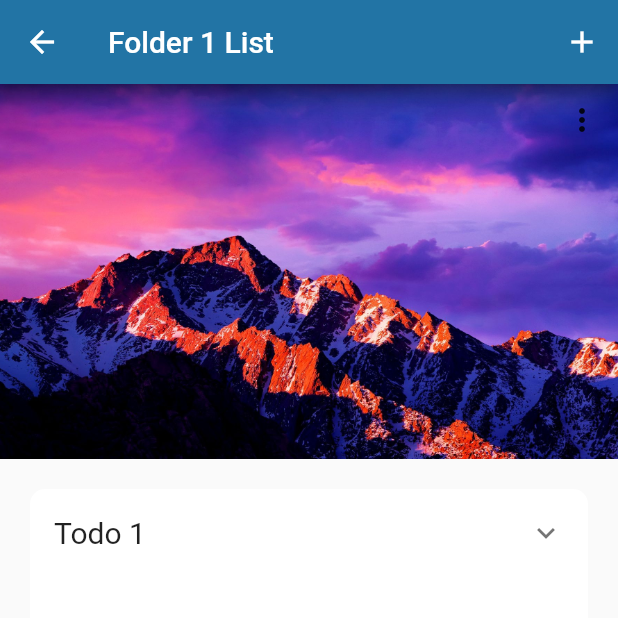
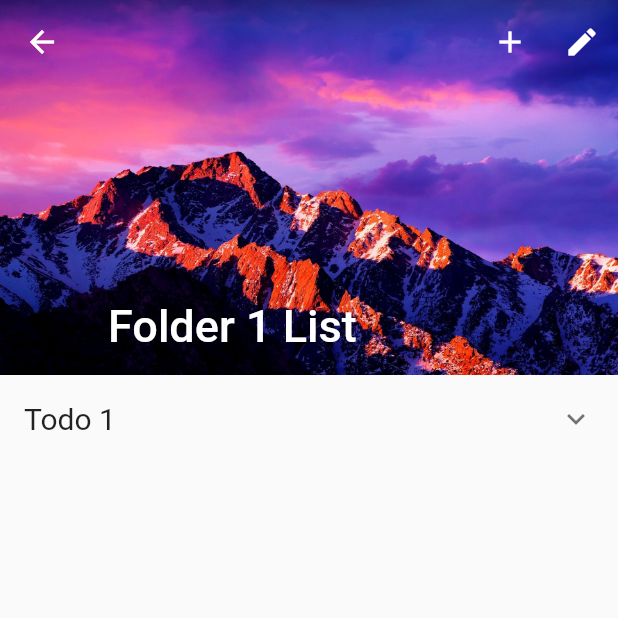
Before and after one commit to Felix-Seip/Flutter-Todo-App, a Flutter app: the screen it shows after launch, after a tap on "Folder 1", on a phone screen of 412 x 824 dp, the top half of it. Run offline on Flutter 3.47's test engine with Material 2 defaults, Android fonts, the phone set to English and light mode, and no system bars.

Commit message:
Changed folder screen to use a collapsible toolbar

```diff
--- a/lib/classes/app_bar_action.dart
+++ b/lib/classes/app_bar_action.dart
@@ -1,8 +1,14 @@
 import 'package:flutter/material.dart';
 
+enum Action {
+  Add,
+  Edit
+}
+
 class AppBarAction {
-  const AppBarAction({this.title, this.icon});
+  const AppBarAction({this.title, this.icon, this.action});
 
   final String title;
   final IconData icon;
+  final Action action;
 }
--- a/lib/screens/folder_screen.dart
+++ b/lib/screens/folder_screen.dart
@@ -1,82 +1,100 @@
 import 'package:flutter/material.dart';
 
-import '../widgets/todo_list.dart';
+import '../widgets/todo_item.dart';
+
+import '../screens/add_todo_item_screen.dart';
 
 import '../classes/app_bar_action.dart';
 import '../classes/folder.dart';
+import '../classes/todo.dart';
 
-class FolderScreen extends StatelessWidget {
+class FolderScreen extends StatefulWidget {
   final Folder _folder;
 
   FolderScreen(this._folder);
 
-  final List<AppBarAction> choices = const <AppBarAction>[
-    const AppBarAction(title: 'Edit', icon: Icons.edit),
-    const AppBarAction(title: 'Delete', icon: Icons.delete),
-  ];
+  @override
+  State<StatefulWidget> createState() {
+    return _FolderScreenState();
+  }
+}
 
-  AppBarAction _selectedAction;
+class _FolderScreenState extends State<FolderScreen> {
+  final AppBarAction _addTodoAction =
+      AppBarAction(title: 'Add', icon: Icons.add, action: Action.Add);
 
-  void _select(AppBarAction action) {
-    if (action.title == '') {}
+  final AppBarAction _editFolderAction =
+      AppBarAction(title: 'Edit', icon: Icons.edit, action: Action.Edit);
+
+  void _selectAppBarAction(AppBarAction action, BuildContext context) async {
+    print(action.action);
+    if (action.action == Action.Add) {
+      //TODO: Change return type to a onScreenResult object that can hold more information
+      final Todo todo = await Navigator.push(
+        context,
+        MaterialPageRoute(builder: (context) => AddTodoItemScreen()),
+      );
+      if (todo != null) {
+        setState(() {
+          widget._folder.addTodo(todo);
+        });
+      }
+    }
   }
 
   @override
   Widget build(BuildContext context) {
+    List<Todo> _todos = widget._folder.getAllTodos();
+
     return Scaffold(
-      appBar: AppBar(
-        title: Text('${getFolderTitle()} List'),
-        actions: <Widget>[
-          IconButton(
-            icon: Icon(Icons.add),
-            onPressed: () {},
-          ),
-        ],
-      ),
-      body: Column(
-        children: <Widget>[
-          Container(
-            constraints: BoxConstraints(
-              maxHeight: 250.0,
-            ),
-            decoration: BoxDecoration(
-              image: DecorationImage(
-                image: AssetImage(_folder.getImagePath()),
-                fit: BoxFit.cover,
+      body: CustomScrollView(
+        slivers: <Widget>[
+          SliverAppBar(
+            expandedHeight: 250.0,
+            floating: false,
+            pinned: true,
+            flexibleSpace: FlexibleSpaceBar(
+              title: Text('${getFolderTitle()} List'),
+              background: Container(
+                decoration: BoxDecoration(
+                  image: DecorationImage(
+                    image: AssetImage(widget._folder.getImagePath()),
+                    fit: BoxFit.cover,
+                  ),
+                ),
               ),
             ),
-            child: Align(
-              alignment: Alignment.topRight,
-              child: PopupMenuButton<AppBarAction>(
-                onSelected: _select,
-                itemBuilder: (BuildContext context) {
-                  return choices.map((AppBarAction choice) {
-                    return PopupMenuItem<AppBarAction>(
-                      value: choice,
-                      child: Row(
-                        children: <Widget>[
-                          Container(
-                            margin: EdgeInsets.all(10.0),
-                            child: Icon(
-                              choice.icon,
-                            ),
-                          ),
-                          Text(choice.title)
-                        ],
-                      ),
-                    );
-                  }).toList();
+            actions: <Widget>[
+              IconButton(
+                icon: Icon(_addTodoAction.icon),
+                onPressed: () {
+                  _selectAppBarAction(_addTodoAction, context);
                 },
               ),
+              IconButton(
+                icon: Icon(_editFolderAction.icon),
+                onPressed: () {},
+              ),
+            ],
+          ),
+          SliverList(
+            delegate: SliverChildBuilderDelegate(
+              (BuildContext context, int index) {
+                if(index >= _todos.length){
+                  return null;
+                }
+                return GestureDetector(
+                  child: new TodoItem(_todos[index]),
+                );
+              },
             ),
-          ),
-          TodoList(_folder.getAllTodos(), Alignment.topCenter)
+          )
         ],
       ),
     );
   }
 
   String getFolderTitle() {
-    return _folder.getTitle();
+    return widget._folder.getTitle();
   }
 }
--- a/lib/screens/home_screen.dart
+++ b/lib/screens/home_screen.dart
@@ -1,5 +1,4 @@
 import 'package:flutter/material.dart';
-import 'dart:math';
 
 import '../classes/folder.dart';
 import '../classes/todo.dart';
@@ -20,12 +19,10 @@ class HomeScreen extends StatefulWidget {
 }
 
 class _HomeScreenState extends State<HomeScreen> {
-  Random random;
 
   @override
   void initState() {
     super.initState();
-    random = Random();
   }
 
   List<FolderItem> _items = <FolderItem>[
--- a/lib/widgets/todo_item.dart
+++ b/lib/widgets/todo_item.dart
@@ -28,7 +28,9 @@ class _TodoItemState extends State<TodoItem> {
       initialDate: widget._todo.getCompletionTime(),
     );
     setState(() {
-      widget._todo.setCompletionTime(selectedDate);
+      if (selectedDate != null) {
+        widget._todo.setCompletionTime(selectedDate);
+      }
     });
   }
 
```
Also changed, not shown: lib/screens/add_folder_screen.dart (+15 -3 lines), lib/screens/add_todo_item_screen.dart (added, +124 -0 lines).
